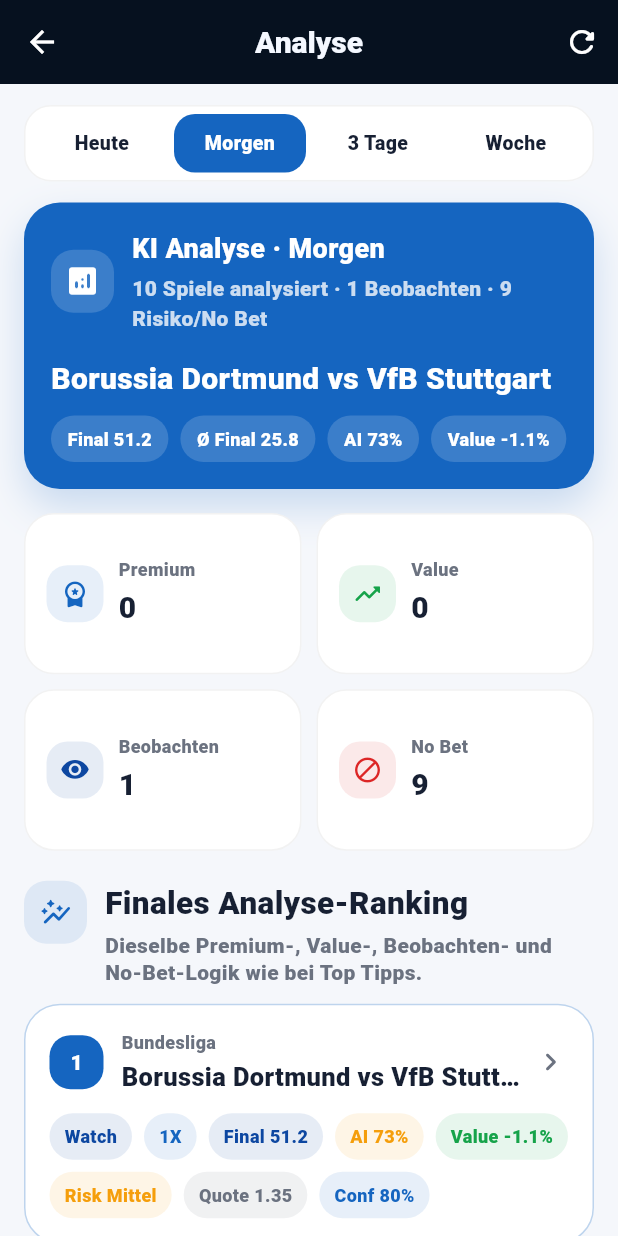
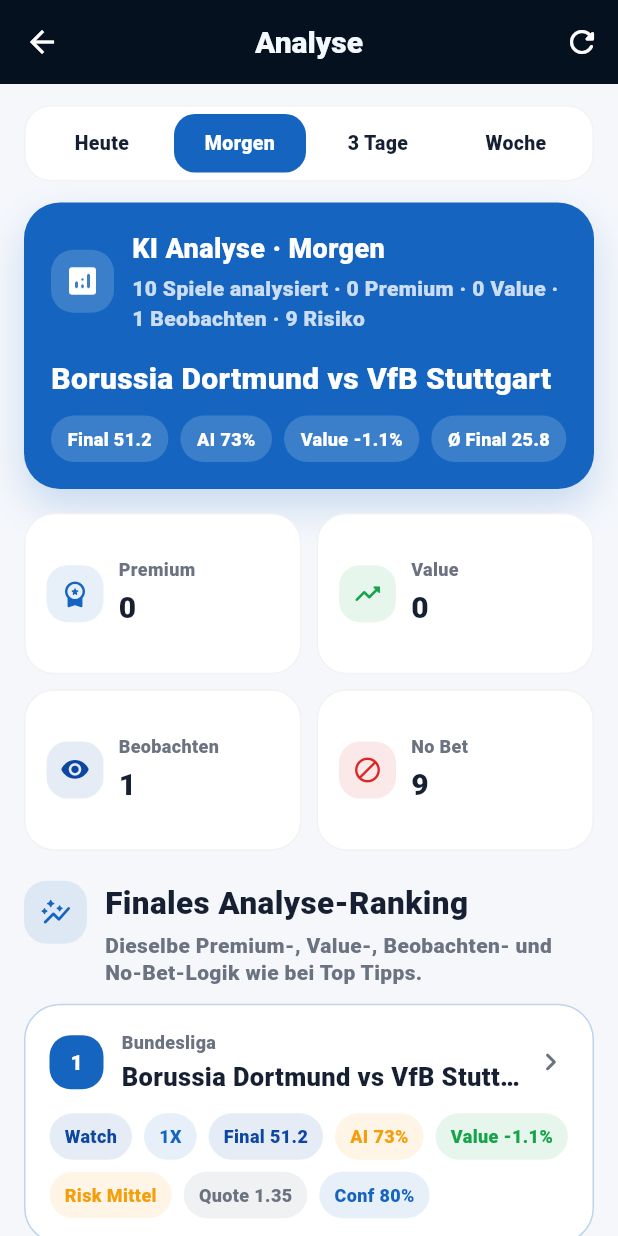
Before and after one commit to genti2004-cmyk/kickmind_ai, a Flutter app: the AnalysisScreen screen opened directly, after a tap on "Morgen", on a phone screen of 412 x 824 dp. Run offline on Flutter 3.47's test engine with Material 3 defaults, Android fonts, the phone set to English and light mode, and no system bars; our stand-ins replace shared_preferences; accounts and stored records are empty; network calls fail.

Commit message:
UI: Analyse Summary final mit Beobachten Kachel

```diff
--- a/lib/features/analysis/presentation/analysis_screen.dart
+++ b/lib/features/analysis/presentation/analysis_screen.dart
@@ -102,6 +102,7 @@
                   rangeLabel: _range.label,
                   matchesCount: ranked.length,
                   premiumCount: buckets.premium.length,
+                  valueCount: buckets.value.length,
                   watchCount: buckets.watch.length,
                   noBetCount: buckets.noBet.length,
                   bestMatch: ranked.first,
@@ -238,7 +239,6 @@
     );
   }
 
-
   _AnalysisBuckets _buildBuckets(List<FootballMatch> ranked) {
     final premium = <FootballMatch>[];
     final value = <FootballMatch>[];
@@ -277,14 +277,14 @@
   }
 
   Color _categoryColor(FootballMatch match) {
-    switch (_categoryLabel(match)) {
-      case 'Premium':
+    switch (_scoreService.decision(match).type) {
+      case TopTipDecisionType.premium:
         return KickMindTheme.primary;
-      case 'Value':
+      case TopTipDecisionType.value:
         return KickMindTheme.success;
-      case 'Watch':
+      case TopTipDecisionType.watch:
         return KickMindTheme.primaryDark;
-      default:
+      case TopTipDecisionType.noBet:
         return KickMindTheme.danger;
     }
   }
@@ -299,6 +299,10 @@
   int _compareByFinalScore(FootballMatch a, FootballMatch b) {
     return _scoreService.compareByFinalScore(a, b);
   }
+
+
+
+
 
   double _finalScore(FootballMatch match) {
     return _scoreService.score(match).finalScore;
@@ -387,6 +391,7 @@
   final String rangeLabel;
   final int matchesCount;
   final int premiumCount;
+  final int valueCount;
   final int watchCount;
   final int noBetCount;
   final FootballMatch bestMatch;
@@ -398,6 +403,7 @@
     required this.rangeLabel,
     required this.matchesCount,
     required this.premiumCount,
+    required this.valueCount,
     required this.watchCount,
     required this.noBetCount,
     required this.bestMatch,
@@ -408,10 +414,6 @@
 
   @override
   Widget build(BuildContext context) {
-    final subtitle = premiumCount > 0
-        ? '$matchesCount Spiele analysiert · $premiumCount Premium · $watchCount Beobachten'
-        : '$matchesCount Spiele analysiert · $watchCount Beobachten · $noBetCount Risiko/No Bet';
-
     return Container(
       padding: const EdgeInsets.all(18),
       decoration: BoxDecoration(
@@ -454,7 +456,7 @@
                     ),
                     const SizedBox(height: 3),
                     Text(
-                      subtitle,
+                      '$matchesCount Spiele analysiert · $premiumCount Premium · $valueCount Value · $watchCount Beobachten · $noBetCount Risiko',
                       style: TextStyle(
                         color: Colors.white.withOpacity(0.78),
                         fontWeight: FontWeight.w800,
@@ -482,9 +484,9 @@
             runSpacing: 8,
             children: [
               _HeroPill(label: 'Final ${bestFinalScore.toStringAsFixed(1)}'),
-              _HeroPill(label: 'Ø Final ${avgFinalScore.toStringAsFixed(1)}'),
               _HeroPill(label: 'AI ${bestMatch.aiScore}%'),
               _HeroPill(label: 'Value ${bestValueEdge >= 0 ? '+' : ''}${bestValueEdge.toStringAsFixed(1)}%'),
+              _HeroPill(label: 'Ø Final ${avgFinalScore.toStringAsFixed(1)}'),
             ],
           ),
         ],
@@ -798,7 +800,7 @@
   @override
   Widget build(BuildContext context) {
     return _SimpleInfoTile(
-      icon: Icons.trending_up_rounded,
+      icon: statusLabel == 'Watch' ? Icons.visibility_rounded : Icons.trending_up_rounded,
       iconColor: statusColor,
       title: match.teamsLabel,
       subtitle: '$statusLabel · ${match.tipLabel} · Final ${finalScore.toStringAsFixed(1)} · Value ${valueEdge >= 0 ? '+' : ''}${valueEdge.toStringAsFixed(1)}%',
```
